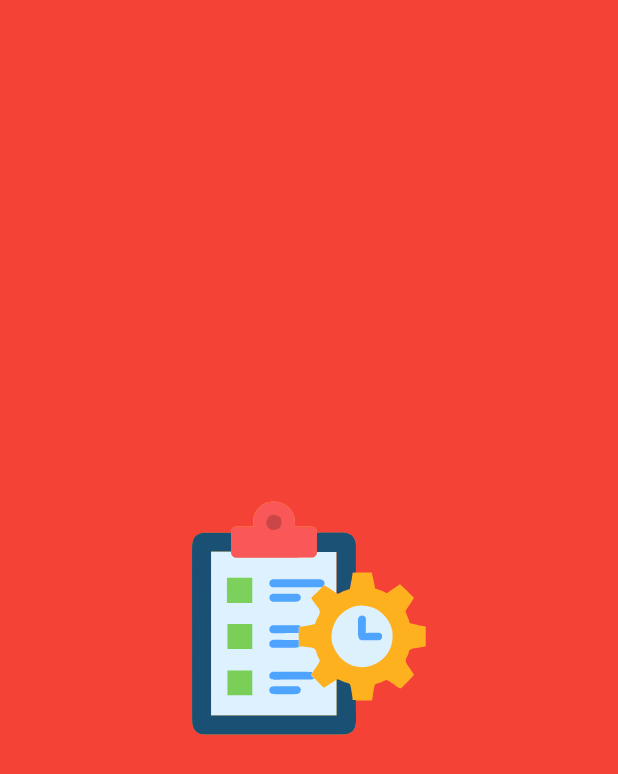
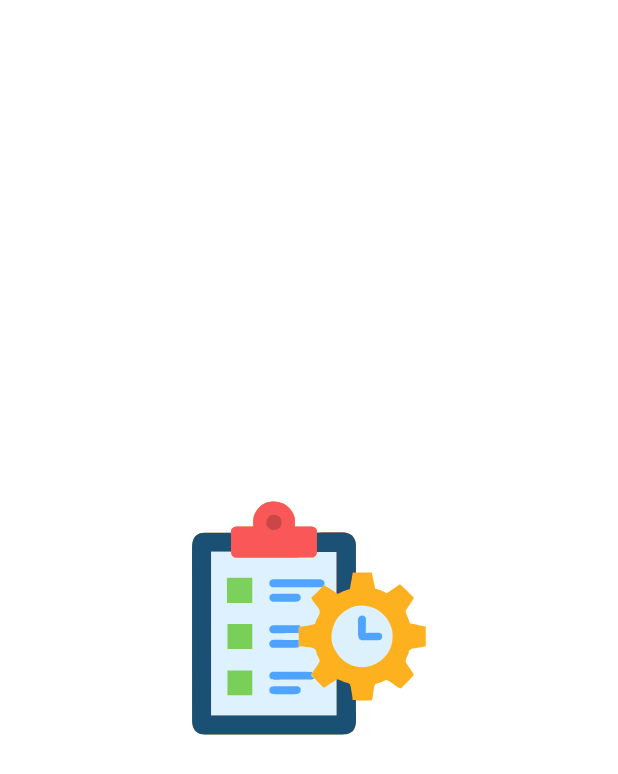
Before and after one commit to AmanUllahAkhand/quick_task_app, a Flutter app: the SplashScreen screen opened by its route, on a phone screen of 412 x 824 dp. Shown: the top 774 px of the screen. Run offline on Flutter 3.47's test engine with Material 3 defaults, Android fonts, the phone set to English and light mode, and no system bars; our stand-ins replace flutter_svg, get.

```diff
--- /dev/null
+++ b/lib/bindings/home_binding.dart
@@ -0,0 +1,9 @@
+import 'package:get/get.dart';
+import '../controllers/home_controller.dart';
+
+class HomeBinding extends Bindings {
+  @override
+  void dependencies() {
+    Get.put(HomeController());
+  }
+}
--- /dev/null
+++ b/lib/controllers/home_controller.dart
@@ -0,0 +1,9 @@
+import 'package:get/get.dart';
+
+class HomeController extends GetxController {
+  RxInt currentIndex = 0.obs;
+
+  void changeTab(int index) {
+    currentIndex.value = index;
+  }
+}
--- a/lib/routes/app_routes.dart
+++ b/lib/routes/app_routes.dart
@@ -1,4 +1,4 @@
 class AppRoutes {
   static const splash = '/';
-  static const home = '/home'; // Will add screen in next steps
+  static const home = '/home';
 }
--- a/lib/screens/splash/splash_screen.dart
+++ b/lib/screens/splash/splash_screen.dart
@@ -7,7 +7,7 @@ class SplashScreen extends GetView<SplashController> {
   @override
   Widget build(BuildContext context) {
     return Scaffold(
-      backgroundColor: Colors.red,
+      backgroundColor: Colors.white,
       body: Center(
         child: SvgPicture.asset(
           'assets/images/logo.svg',
```
Also changed, not shown: lib/main.dart (+4 -15 lines), lib/screens/home/home_screen.dart (added, +43 -0 lines), lib/screens/news/news_screen.dart (added, +10 -0 lines), lib/screens/profile/profile_screen.dart (added, +10 -0 lines), lib/screens/tasks/tasks_screen.dart (added, +10 -0 lines).
